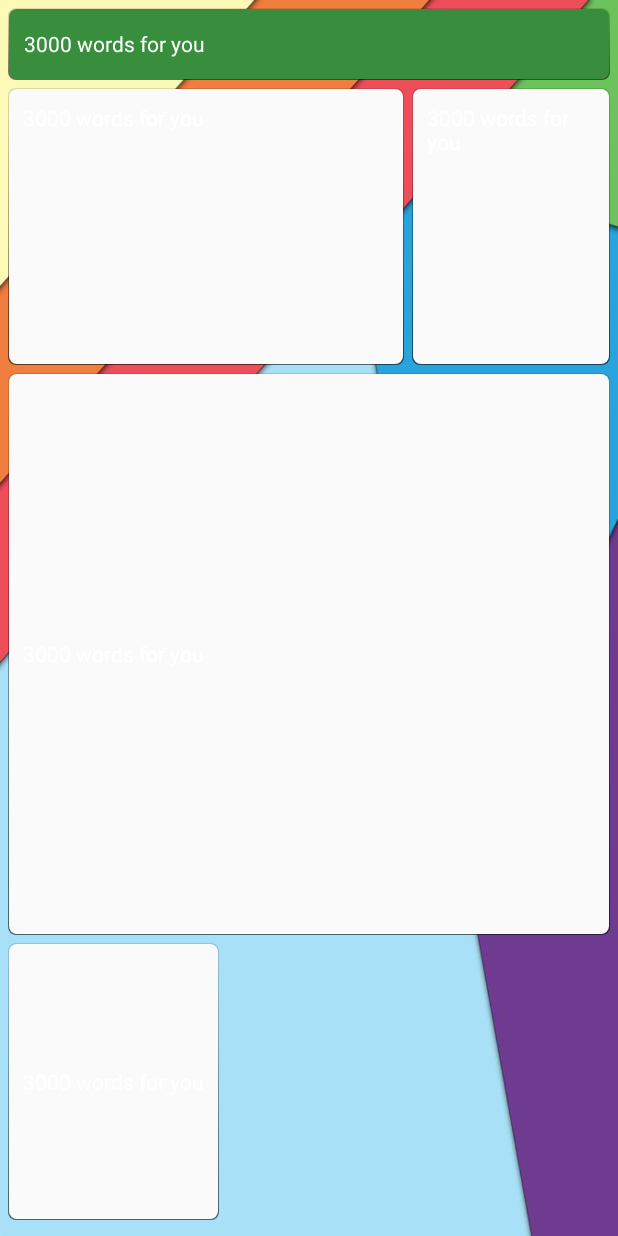
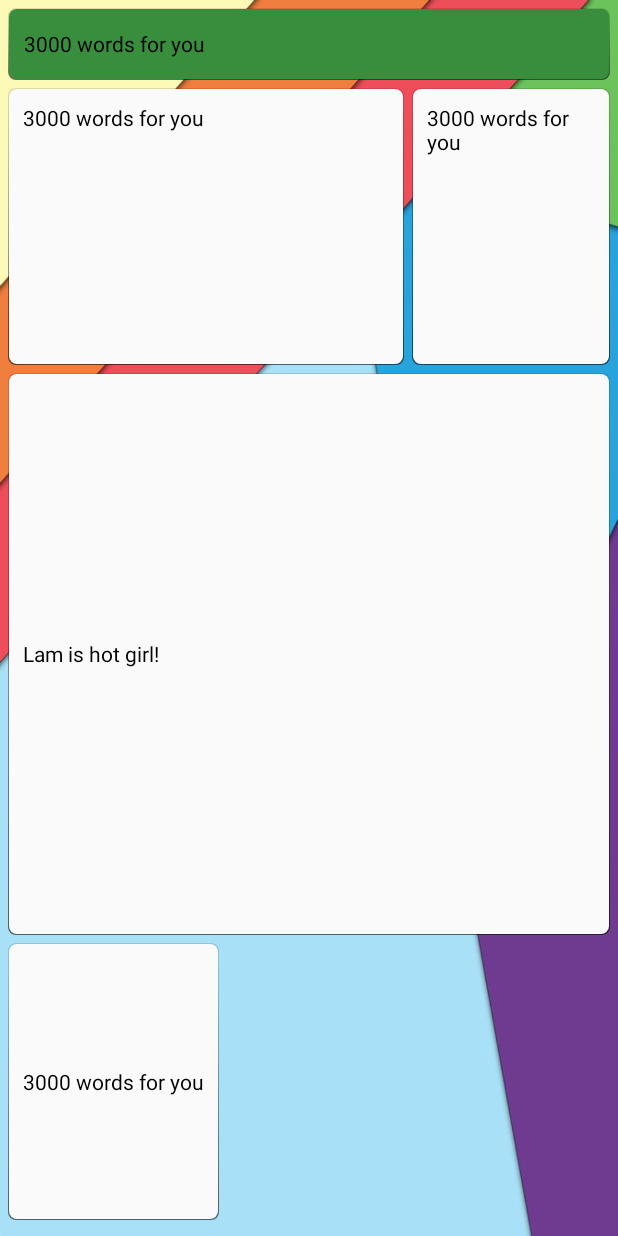
Before and after one commit to zzyakenzz/3000-words, an Android app: the screen it shows after launch (HomeActivity), on a phone screen of 412 x 824 dp. Run offline under Robolectric (Android 15) with nearby library versions, the light colour scheme and no system bars; libraries missing offline, so code that uses them is left out: com.elmargomez.typer, com.flavienlaurent.discrollview, com.github.jlmd.animatedcircleloadingview, com.nineoldandroids.animation, io.codetail.animation and 1 more; plain views replace DiscrollView, DiscrollViewContent, RevealFrameLayout; 14 statements that could not run were skipped.

Commit message:
commit all

```diff
--- a/app/src/main/java/qlearn/com/quang/english/customview/TextRoboThin.java
+++ b/app/src/main/java/qlearn/com/quang/english/customview/TextRoboThin.java
@@ -15,6 +15,6 @@ public class TextRoboThin extends TextView {
     public TextRoboThin(Context context, AttributeSet attrs) {
         super(context, attrs);
         this.setTypeface(Typer.set(context).getFont(Font.ROBOTO_THIN));
-        this.setTextColor(Color.WHITE);
+        this.setTextColor(Color.BLACK);
     }
 }
--- /dev/null
+++ b/app/src/main/res/anim/title_layout_scale_revert.xml
@@ -0,0 +1,12 @@
+<?xml version="1.0" encoding="utf-8"?>
+<set xmlns:android="http://schemas.android.com/apk/res/android">
+    <scale xmlns:android="http://schemas.android.com/apk/res/android"
+        android:duration="500"
+        android:fromXScale="48dp"
+        android:fromYScale="100%"
+        android:pivotX="100%"
+        android:pivotY="0%"
+        android:startOffset="0"
+        android:toXScale="100%"
+        android:toYScale="100%" />
+</set>
--- a/app/src/main/res/layout/activity_home.xml
+++ b/app/src/main/res/layout/activity_home.xml
@@ -81,7 +81,8 @@
                     android:padding="10dp"
                     android:layout_marginBottom="5dp"
                     android:background="@drawable/white_background"
-                    android:text="3000 words for you"/>
+                    android:textColor="@color/splashscreen"
+                    android:text="Lam is hot girl!"/>
             </RelativeLayout>
             <RelativeLayout
                 android:layout_width="match_parent"
```
Also changed, not shown: app/src/main/java/qlearn/com/quang/english/activity/HomeActivity.java (+22 -9 lines), 1 other file.
